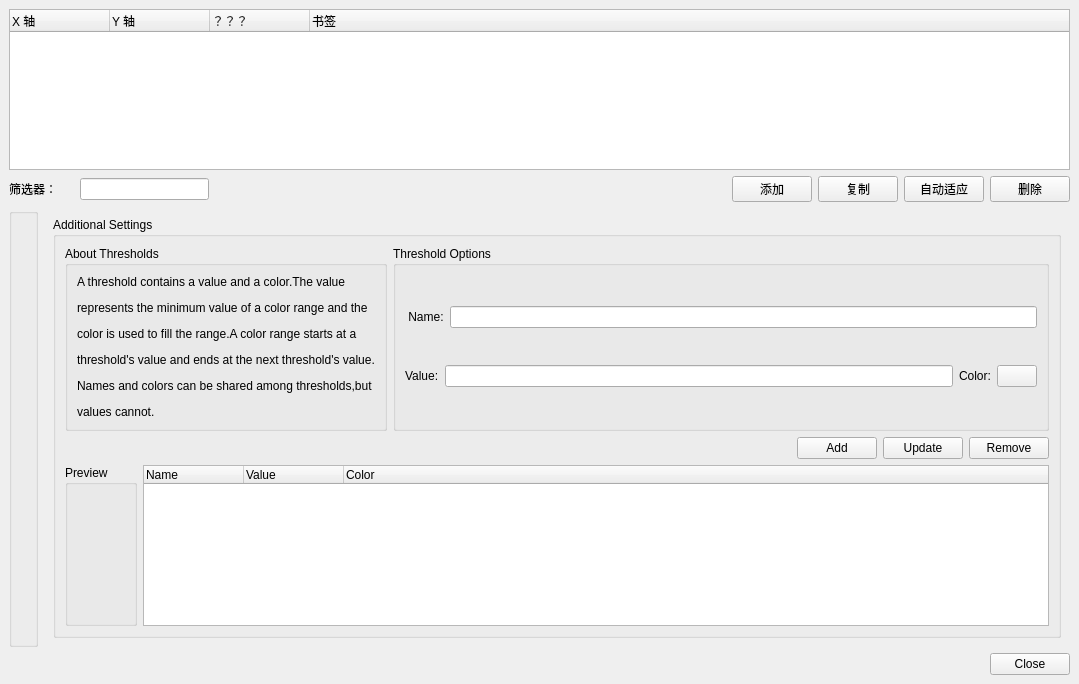
This is AdvancedDataManager.ui in whatudone/plotxy as Qt 5 draws it before an edit. The edited form follows.
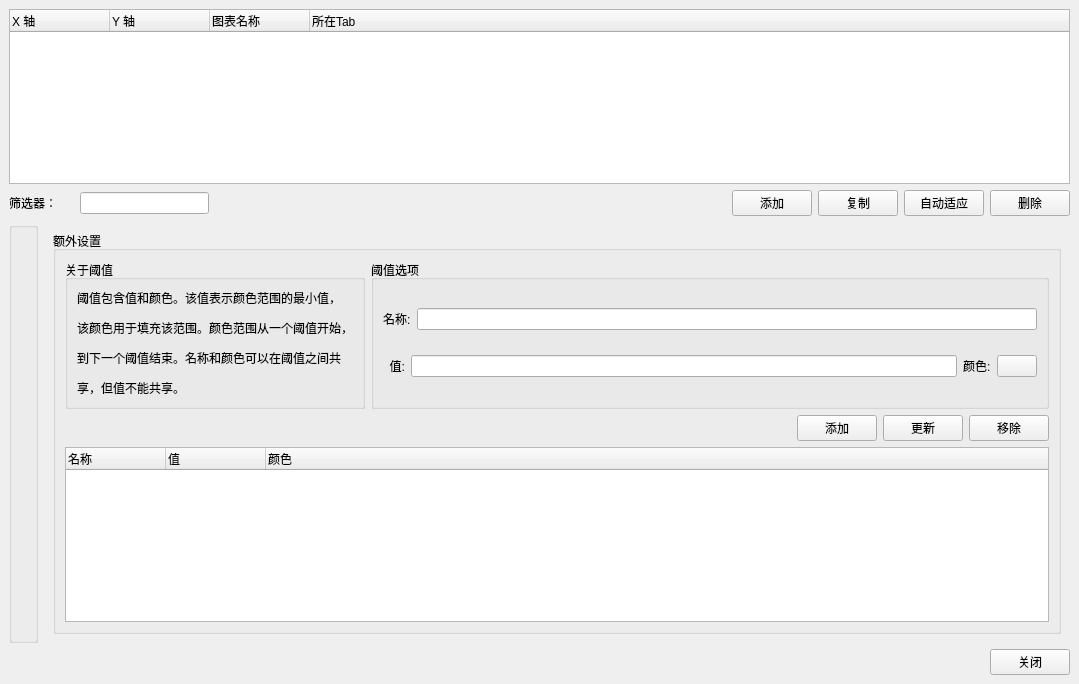
This is the edited form.

```diff
--- a/AdvancedDataManager.ui
+++ b/AdvancedDataManager.ui
@@ -29,12 +29,12 @@
       </column>
       <column>
        <property name="text">
-        <string>？？？</string>
+        <string>图表名称</string>
        </property>
       </column>
       <column>
        <property name="text">
-        <string>书签</string>
+        <string>所在Tab</string>
        </property>
       </column>
      </widget>
@@ -246,7 +246,7 @@
           <item>
            <widget class="QGroupBox" name="groupBox_4">
             <property name="title">
-             <string>Additional Settings</string>
+             <string>额外设置</string>
             </property>
             <layout class="QVBoxLayout" name="verticalLayout_7">
              <item>
@@ -254,13 +254,13 @@
                <item>
                 <widget class="QGroupBox" name="groupBox_5">
                  <property name="title">
-                  <string>About Thresholds</string>
+                  <string>关于阈值</string>
                  </property>
                  <layout class="QHBoxLayout" name="horizontalLayout_8">
                   <item>
                    <widget class="QLabel" name="label_2">
                     <property name="text">
-                     <string>&lt;html&gt;&lt;head/&gt;&lt;body&gt;&lt;p&gt;A threshold contains a value and a color.The value&lt;/p&gt;&lt;p&gt;represents the minimum value of a color range and the &lt;/p&gt;&lt;p&gt;color is used to fill the range.A color range starts at a&lt;/p&gt;&lt;p&gt;threshold's value and ends at the next threshold's value.&lt;/p&gt;&lt;p&gt;Names and colors can be shared among thresholds,but &lt;/p&gt;&lt;p&gt;values cannot.&lt;/p&gt;&lt;/body&gt;&lt;/html&gt;</string>
+                     <string>&lt;html&gt;&lt;head/&gt;&lt;body&gt;&lt;p align=&quot;justify&quot;&gt;阈值包含值和颜色。该值表示颜色范围的最小值，&lt;/p&gt;&lt;p align=&quot;justify&quot;&gt;该颜色用于填充该范围。颜色范围从一个阈值开始，&lt;/p&gt;&lt;p align=&quot;justify&quot;&gt;到下一个阈值结束。名称和颜色可以在阈值之间共&lt;/p&gt;&lt;p align=&quot;justify&quot;&gt;享，但值不能共享。&lt;/p&gt;&lt;/body&gt;&lt;/html&gt;</string>
                     </property>
                    </widget>
                   </item>
@@ -270,7 +270,7 @@
                <item>
                 <widget class="QGroupBox" name="groupBox_6">
                  <property name="title">
-                  <string>Threshold Options</string>
+                  <string>阈值选项</string>
                  </property>
                  <layout class="QVBoxLayout" name="verticalLayout_5">
                   <item>
@@ -278,7 +278,7 @@
                     <item>
                      <widget class="QLabel" name="label_3">
                       <property name="text">
-                       <string> Name:</string>
+                       <string>名称:</string>
                       </property>
                      </widget>
                     </item>
@@ -292,7 +292,7 @@
                     <item>
                      <widget class="QLabel" name="label_4">
                       <property name="text">
-                       <string>Value:</string>
+                       <string>  值:</string>
                       </property>
                      </widget>
                     </item>
@@ -302,7 +302,7 @@
                     <item>
                      <widget class="QLabel" name="label_5">
                       <property name="text">
-                       <string>Color:</string>
+                       <string>颜色:</string>
                       </property>
                      </widget>
                     </item>
@@ -338,21 +338,21 @@
                <item>
                 <widget class="QPushButton" name="pushButton_add_2">
                  <property name="text">
-                  <string>Add</string>
+                  <string>添加</string>
                  </property>
                 </widget>
                </item>
                <item>
                 <widget class="QPushButton" name="pushButton_4">
                  <property name="text">
-                  <string>Update</string>
+                  <string>更新</string>
                  </property>
                 </widget>
                </item>
                <item>
                 <widget class="QPushButton" name="pushButton_5">
                  <property name="text">
-                  <string>Remove</string>
+                  <string>移除</string>
                  </property>
                 </widget>
                </item>
@@ -360,14 +360,6 @@
              </item>
              <item>
               <layout class="QHBoxLayout" name="horizontalLayout_13">
-               <item>
-                <widget class="QGroupBox" name="groupBox_7">
-                 <property name="title">
-                  <string>Preview</string>
-                 </property>
-                 <layout class="QVBoxLayout" name="verticalLayout_8"/>
-                </widget>
-               </item>
                <item>
                 <widget class="QTreeWidget" name="treeWidget_union">
                  <property name="indentation">
@@ -375,17 +367,17 @@
                  </property>
                  <column>
                   <property name="text">
-                   <string>Name</string>
+                   <string>名称</string>
                   </property>
                  </column>
                  <column>
                   <property name="text">
-                   <string>Value</string>
+                   <string>值</string>
                   </property>
                  </column>
                  <column>
                   <property name="text">
-                   <string>Color</string>
+                   <string>颜色</string>
                   </property>
                  </column>
                 </widget>
@@ -420,7 +412,7 @@
       <item>
        <widget class="QPushButton" name="pushButton_close">
         <property name="text">
-         <string>Close</string>
+         <string>关闭</string>
         </property>
        </widget>
       </item>
```
Left out of the diff: 14 changed lines with no effect on the pictures.
